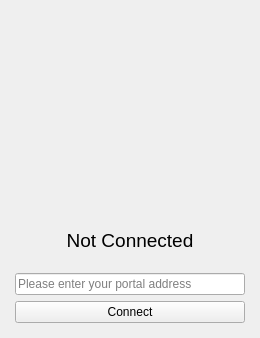
Above: GPClient/gpclient.ui from yuezk/GlobalProtect-openconnect before the change. Below: the same form after it.
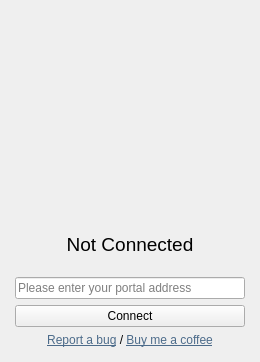
That is the form after the change. Icons and pictures are not drawn.

The edit to the form file:
```diff
--- a/GPClient/gpclient.ui
+++ b/GPClient/gpclient.ui
@@ -7,7 +7,7 @@
     <x>0</x>
     <y>0</y>
     <width>260</width>
-    <height>338</height>
+    <height>362</height>
    </rect>
   </property>
   <property name="windowTitle">
@@ -36,7 +36,7 @@
    <property name="layoutDirection">
     <enum>Qt::LeftToRight</enum>
    </property>
-   <layout class="QVBoxLayout" name="verticalLayout_3" stretch="1,0">
+   <layout class="QVBoxLayout" name="verticalLayout_3" stretch="1,0,0">
     <property name="leftMargin">
      <number>15</number>
     </property>
@@ -123,6 +123,16 @@
       </item>
      </layout>
     </item>
+    <item>
+     <widget class="QLabel" name="label">
+      <property name="text">
+       <string>&lt;html&gt;&lt;head/&gt;&lt;body&gt;&lt;p align=&quot;center&quot;&gt;&lt;a href=&quot;https://github.com/yuezk/GlobalProtect-openconnect/issues&quot;&gt;&lt;span style=&quot; text-decoration: underline; color:#4c6b8a;&quot;&gt;Report a bug&lt;/span&gt;&lt;/a&gt; / &lt;a href=&quot;https://www.buymeacoffee.com/yuezk&quot;&gt;&lt;span style=&quot; text-decoration: underline; color:#4c6b8a;&quot;&gt;Buy me a coffee&lt;/span&gt;&lt;/a&gt;&lt;/p&gt;&lt;/body&gt;&lt;/html&gt;</string>
+      </property>
+      <property name="openExternalLinks">
+       <bool>true</bool>
+      </property>
+     </widget>
+    </item>
    </layout>
   </widget>
  </widget>
```
